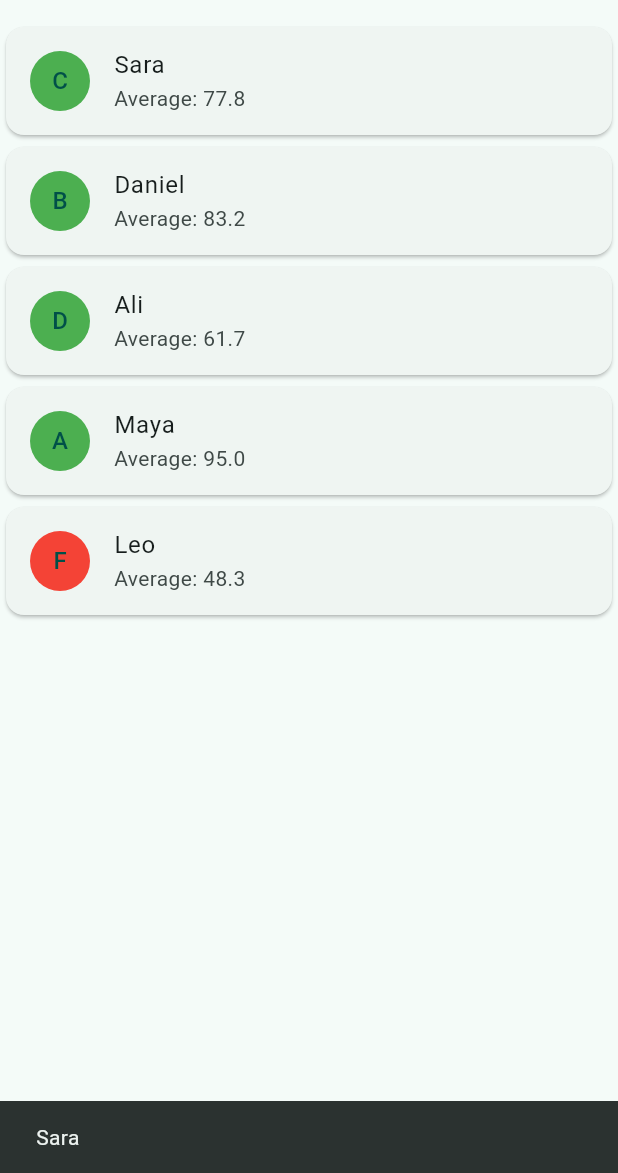
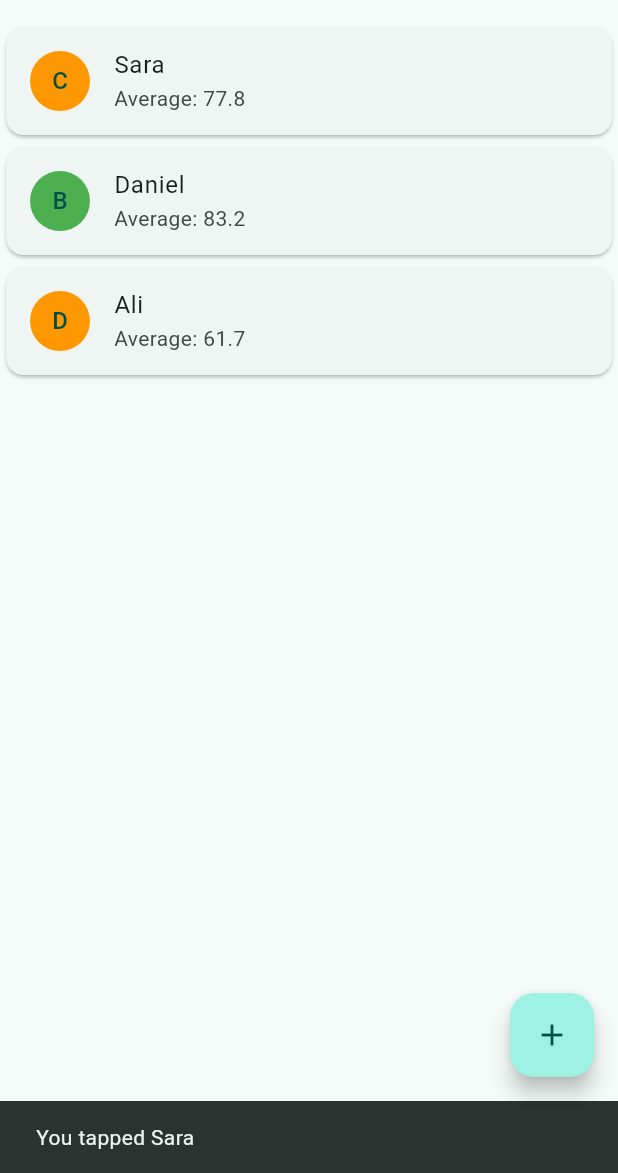
Before and after one commit to Danii-Fedo10/my_first_app, a Flutter app: the screen it shows after launch, after a tap on an icon or button, on a phone screen of 412 x 824 dp, the part 63-1236 px from its top. Run offline on Flutter 3.47's test engine with Material 3 defaults, Android fonts, the phone set to English and light mode, and no system bars.

Commit message:
Add students with dialog, grade colors, snackbar

```diff
--- a/lib/main.dart
+++ b/lib/main.dart
@@ -21,36 +21,102 @@ class MyApp extends StatelessWidget {
   }
 }
 
-class StudentsPage extends StatelessWidget {
+class StudentsPage extends StatefulWidget {
   const StudentsPage({super.key});
 
   @override
+  State<StudentsPage> createState() => _StudentsPageState();
+}
+
+class _StudentsPageState extends State<StudentsPage> {
+  final List<Student> _students = [
+    Student('Sara', [85, 72, 90, 64, 78]),
+    Student('Daniel', [87, 92, 70, 94, 73]),
+    Student('Ali', [60, 55, 70]),
+  ];
+
+  Color _gradeColor(String grade) {
+    if (grade == 'A' || grade == 'B') return Colors.green;
+    if (grade == 'C' || grade == 'D') return Colors.orange;
+    return Colors.red;
+  }
+
+  Future<void> _addStudent() async {
+    final nameController = TextEditingController();
+    final scoresController = TextEditingController();
+
+    final result = await showDialog<Student>(
+      context: context,
+      builder: (context) => AlertDialog(
+        title: const Text('Add student'),
+        content: Column(
+          mainAxisSize: MainAxisSize.min,
+          children: [
+            TextField(
+              controller: nameController,
+              decoration: const InputDecoration(labelText: 'Name'),
+            ),
+            TextField(
+              controller: scoresController,
+              decoration: const InputDecoration(
+                labelText: 'Scores (example: 80, 90, 75)',
+              ),
+            ),
+          ],
+        ),
+        actions: [
+          TextButton(
+            onPressed: () => Navigator.pop(context),
+            child: const Text('Cancel'),
+          ),
+          ElevatedButton(
+            onPressed: () {
+              final name = nameController.text.trim();
+              final scores = scoresController.text
+                  .split(',')
+                  .map((e) => int.tryParse(e.trim()))
+                  .whereType<int>()
+                  .toList();
+              if (name.isEmpty) return;
+              Navigator.pop(context, Student(name, scores));
+            },
+            child: const Text('Add'),
+          ),
+        ],
+      ),
+    );
+
+    if (result != null && mounted) {
+      setState(() {
+        _students.add(result);
+      });
+    }
+  }
+
+  @override
   Widget build(BuildContext context) {
-    final students = [
-      Student('Sara', [85, 72, 90, 64, 78]),
-      Student('Daniel', [87, 92, 70, 94, 73]),
-      Student('Ali', [60, 55, 70]),
-      Student('Maya', [95, 92, 98]),
-      Student('Leo', [45, 52, 48]),
-    ];
-
     return Scaffold(
       appBar: AppBar(title: const Text('Students')),
+      floatingActionButton: FloatingActionButton(
+        onPressed: _addStudent,
+        child: const Icon(Icons.add),
+      ),
       body: ListView.builder(
-        itemCount: students.length,
+        itemCount: _students.length,
         itemBuilder: (context, index) {
-          final s = students[index];
+          final s = _students[index];
           return Card(
             child: ListTile(
               leading: CircleAvatar(
-                backgroundColor: s.grade == 'F' ? Colors.red : Colors.green,
+                backgroundColor: _gradeColor(s.grade),
                 child: Text(s.grade),
               ),
               title: Text(s.name),
               subtitle: Text('Average: ${s.average.toStringAsFixed(1)}'),
               onTap: () {
-                ScaffoldMessenger.of(context)
-                    .showSnackBar(SnackBar(content: Text(s.name)));
+                ScaffoldMessenger.of(context).showSnackBar(
+                  SnackBar(content: Text('You tapped ${s.name}')),
+                );
               },
             ),
           );
```
Also changed, not shown: web_entrypoint.dart (added).
